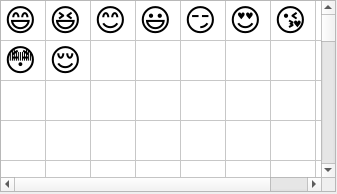
The window that ui/emojitable.ui (thirdxiaozhu/network_design_client) describes before a commit, drawn with Qt 5.
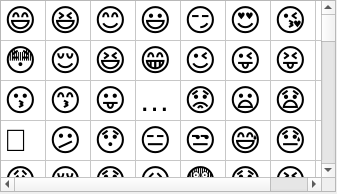
The same window after the commit.

```diff
--- a/ui/emojitable.ui
+++ b/ui/emojitable.ui
@@ -61,7 +61,7 @@
     <number>40</number>
    </attribute>
    <attribute name="verticalHeaderDefaultSectionSize">
-    <number>20</number>
+    <number>40</number>
    </attribute>
    <attribute name="verticalHeaderHighlightSections">
     <bool>false</bool>
@@ -206,6 +206,356 @@
      <string>😌</string>
     </property>
    </item>
+   <item row="1" column="2">
+    <property name="text">
+     <string>😆</string>
+    </property>
+   </item>
+   <item row="1" column="3">
+    <property name="text">
+     <string>😁</string>
+    </property>
+   </item>
+   <item row="1" column="4">
+    <property name="text">
+     <string>😉</string>
+    </property>
+   </item>
+   <item row="1" column="5">
+    <property name="text">
+     <string>😜</string>
+    </property>
+   </item>
+   <item row="1" column="6">
+    <property name="text">
+     <string>😝</string>
+    </property>
+   </item>
+   <item row="1" column="7">
+    <property name="text">
+     <string>😀</string>
+    </property>
+   </item>
+   <item row="2" column="0">
+    <property name="text">
+     <string>😗</string>
+    </property>
+   </item>
+   <item row="2" column="1">
+    <property name="text">
+     <string>😙</string>
+    </property>
+   </item>
+   <item row="2" column="2">
+    <property name="text">
+     <string>😛</string>
+    </property>
+   </item>
+   <item row="2" column="3">
+    <property name="text">
+     <string>😴</string>
+    </property>
+   </item>
+   <item row="2" column="4">
+    <property name="text">
+     <string>😟</string>
+    </property>
+   </item>
+   <item row="2" column="5">
+    <property name="text">
+     <string>😦</string>
+    </property>
+   </item>
+   <item row="2" column="6">
+    <property name="text">
+     <string>😧</string>
+    </property>
+   </item>
+   <item row="2" column="7">
+    <property name="text">
+     <string>😮</string>
+    </property>
+   </item>
+   <item row="3" column="0">
+    <property name="text">
+     <string>😬</string>
+    </property>
+   </item>
+   <item row="3" column="1">
+    <property name="text">
+     <string>😕</string>
+    </property>
+   </item>
+   <item row="3" column="2">
+    <property name="text">
+     <string>😯</string>
+    </property>
+   </item>
+   <item row="3" column="3">
+    <property name="text">
+     <string>😑</string>
+    </property>
+   </item>
+   <item row="3" column="4">
+    <property name="text">
+     <string>😒</string>
+    </property>
+   </item>
+   <item row="3" column="5">
+    <property name="text">
+     <string>😅</string>
+    </property>
+   </item>
+   <item row="3" column="6">
+    <property name="text">
+     <string>😓</string>
+    </property>
+   </item>
+   <item row="3" column="7">
+    <property name="text">
+     <string>😥</string>
+    </property>
+   </item>
+   <item row="4" column="0">
+    <property name="text">
+     <string>😩</string>
+    </property>
+   </item>
+   <item row="4" column="1">
+    <property name="text">
+     <string>😔</string>
+    </property>
+   </item>
+   <item row="4" column="2">
+    <property name="text">
+     <string>😞</string>
+    </property>
+   </item>
+   <item row="4" column="3">
+    <property name="text">
+     <string>😖</string>
+    </property>
+   </item>
+   <item row="4" column="4">
+    <property name="text">
+     <string>😨</string>
+    </property>
+   </item>
+   <item row="4" column="5">
+    <property name="text">
+     <string>😰</string>
+    </property>
+   </item>
+   <item row="4" column="6">
+    <property name="text">
+     <string>😣</string>
+    </property>
+   </item>
+   <item row="4" column="7">
+    <property name="text">
+     <string>😢</string>
+    </property>
+   </item>
+   <item row="5" column="0">
+    <property name="text">
+     <string>😭</string>
+    </property>
+   </item>
+   <item row="5" column="1">
+    <property name="text">
+     <string>😂</string>
+    </property>
+   </item>
+   <item row="5" column="2">
+    <property name="text">
+     <string>😲</string>
+    </property>
+   </item>
+   <item row="5" column="3">
+    <property name="text">
+     <string>😱</string>
+    </property>
+   </item>
+   <item row="5" column="4">
+    <property name="text">
+     <string>😫</string>
+    </property>
+   </item>
+   <item row="5" column="5">
+    <property name="text">
+     <string>😠</string>
+    </property>
+   </item>
+   <item row="5" column="6">
+    <property name="text">
+     <string>😡</string>
+    </property>
+   </item>
+   <item row="5" column="7">
+    <property name="text">
+     <string>😤</string>
+    </property>
+   </item>
+   <item row="6" column="0">
+    <property name="text">
+     <string>😪</string>
+    </property>
+   </item>
+   <item row="6" column="1">
+    <property name="text">
+     <string>😋</string>
+    </property>
+   </item>
+   <item row="6" column="2">
+    <property name="text">
+     <string>😷</string>
+    </property>
+   </item>
+   <item row="6" column="3">
+    <property name="text">
+     <string>😎</string>
+    </property>
+   </item>
+   <item row="6" column="4">
+    <property name="text">
+     <string>😵</string>
+    </property>
+   </item>
+   <item row="6" column="5">
+    <property name="text">
+     <string>👿</string>
+    </property>
+   </item>
+   <item row="6" column="6">
+    <property name="text">
+     <string>😈</string>
+    </property>
+   </item>
+   <item row="6" column="7">
+    <property name="text">
+     <string>😐</string>
+    </property>
+   </item>
+   <item row="7" column="0">
+    <property name="text">
+     <string>😶</string>
+    </property>
+   </item>
+   <item row="7" column="1">
+    <property name="text">
+     <string>😇</string>
+    </property>
+   </item>
+   <item row="7" column="2">
+    <property name="text">
+     <string>👽</string>
+    </property>
+   </item>
+   <item row="7" column="3">
+    <property name="text">
+     <string>💛</string>
+    </property>
+   </item>
+   <item row="7" column="4">
+    <property name="text">
+     <string>💙</string>
+    </property>
+   </item>
+   <item row="7" column="5">
+    <property name="text">
+     <string>💜</string>
+    </property>
+   </item>
+   <item row="7" column="6">
+    <property name="text">
+     <string>💚</string>
+    </property>
+   </item>
+   <item row="7" column="7">
+    <property name="text">
+     <string>💔</string>
+    </property>
+   </item>
+   <item row="8" column="0">
+    <property name="text">
+     <string>💆</string>
+    </property>
+   </item>
+   <item row="8" column="1">
+    <property name="text">
+     <string>💇</string>
+    </property>
+   </item>
+   <item row="8" column="2">
+    <property name="text">
+     <string>💅</string>
+    </property>
+   </item>
+   <item row="8" column="3">
+    <property name="text">
+     <string>👦</string>
+    </property>
+   </item>
+   <item row="8" column="4">
+    <property name="text">
+     <string>👧</string>
+    </property>
+   </item>
+   <item row="8" column="5">
+    <property name="text">
+     <string>👩</string>
+    </property>
+   </item>
+   <item row="8" column="6">
+    <property name="text">
+     <string>👨</string>
+    </property>
+   </item>
+   <item row="8" column="7">
+    <property name="text">
+     <string>👶</string>
+    </property>
+   </item>
+   <item row="9" column="0">
+    <property name="text">
+     <string>👵</string>
+    </property>
+   </item>
+   <item row="9" column="1">
+    <property name="text">
+     <string>👴</string>
+    </property>
+   </item>
+   <item row="9" column="2">
+    <property name="text">
+     <string>👱</string>
+    </property>
+   </item>
+   <item row="9" column="3">
+    <property name="text">
+     <string>👲</string>
+    </property>
+   </item>
+   <item row="9" column="4">
+    <property name="text">
+     <string>👳</string>
+    </property>
+   </item>
+   <item row="9" column="5">
+    <property name="text">
+     <string>👷</string>
+    </property>
+   </item>
+   <item row="9" column="6">
+    <property name="text">
+     <string>👮</string>
+    </property>
+   </item>
+   <item row="9" column="7">
+    <property name="text">
+     <string>👼</string>
+    </property>
+   </item>
   </widget>
  </widget>
  <resources/>
```
